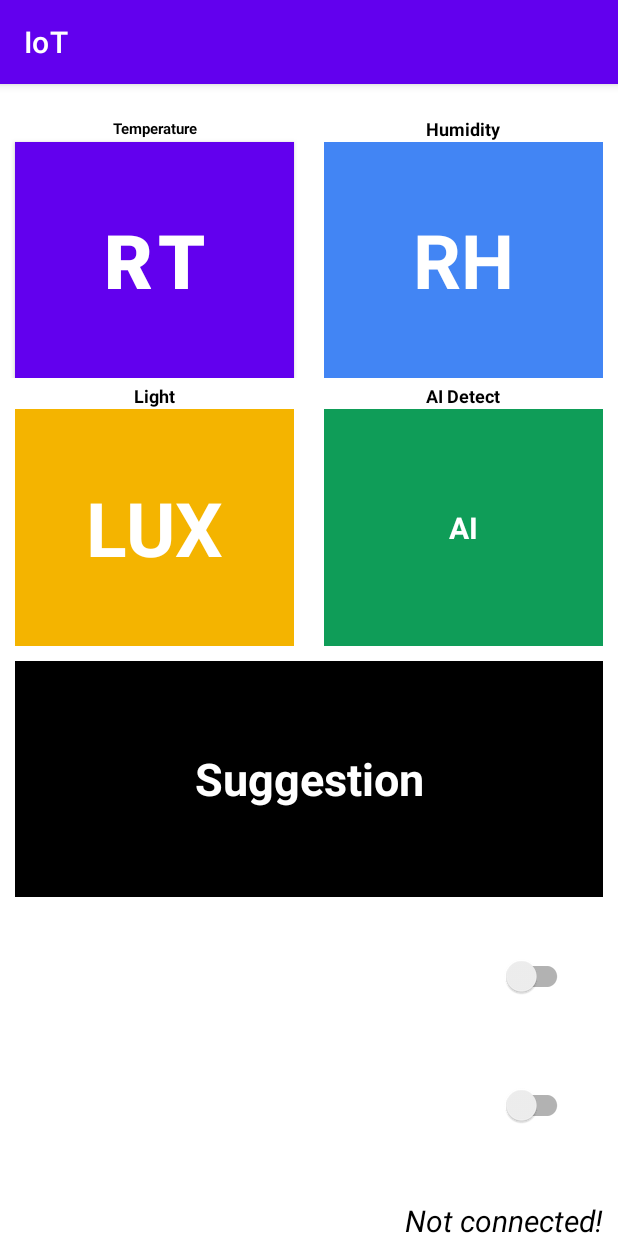
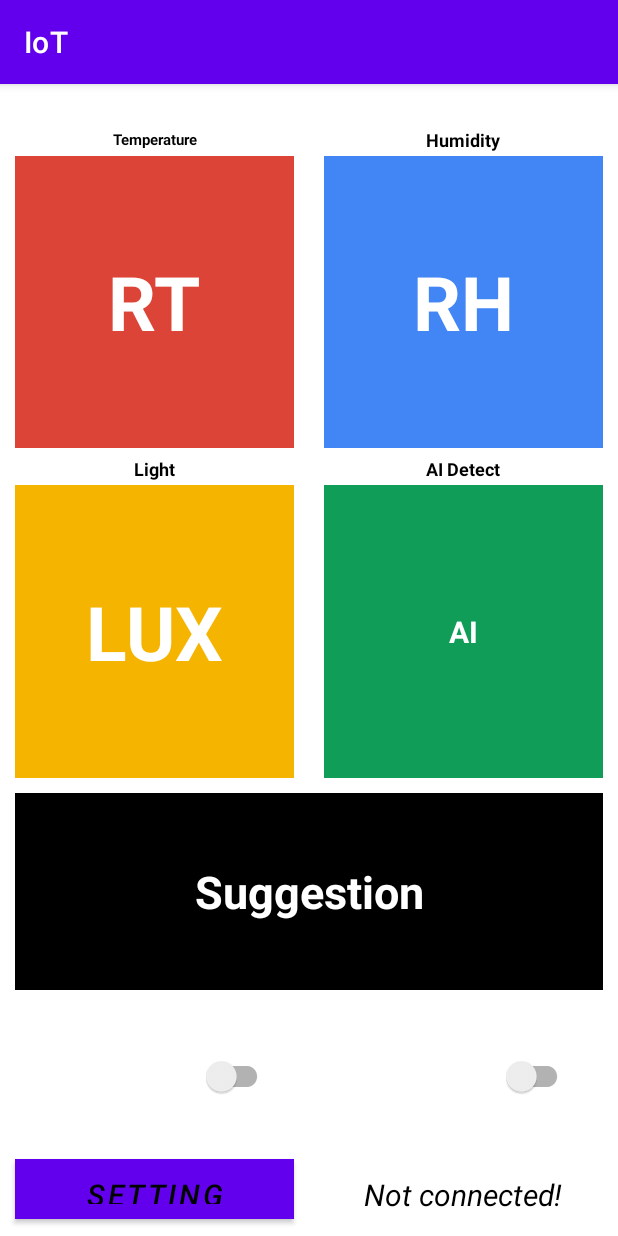
Before and after one commit to BinhNguyen2508/IoT_CH323_2270754, an Android app: the screen it shows after launch (MainActivity), on a phone screen of 412 x 824 dp. Run offline under Robolectric (Android 15) with nearby library versions, the phone set to English and light mode, and no system bars; libraries missing offline, so code that uses them is left out: com.github.angads25.toggle, org.eclipse.paho; plain views replace LabeledSwitch; 15 statements that could not run were skipped.

Commit message:
Update Android

```diff
--- a/IOT/app/src/main/java/bku/iot/iot/MQTTHelper.java
+++ b/IOT/app/src/main/java/bku/iot/iot/MQTTHelper.java
@@ -17,12 +17,33 @@
 
 public class MQTTHelper {
     public MqttAndroidClient mqttAndroidClient;
+//    final String username = "quocsang252";
+//    final String password = "";  // Sang
+    final String password = "";  // Bình
+    final String username = "nbinhsdh222";
+//    public final String[] arrayTopics = {
+//            username+"/feeds/ai",
+//            username+"/feeds/button1",
+//            username+"/feeds/button2",
+//            username+"/feeds/cambien1",
+//            username+"/feeds/cambien2",
+//            username+"/feeds/cambien3",
+//            username+"/feeds/signal",
+//            username+"/feeds/config"
+//    };  //Sang
 
-    public final String[] arrayTopics = {"nbinhsdh222/feeds/ai", "nbinhsdh222/feeds/button1", "nbinhsdh222/feeds/button2","nbinhsdh222/feeds/sensor1","nbinhsdh222/feeds/sensor2","nbinhsdh222/feeds/sensor3", "nbinhsdh222/feeds/signal"};
+    public final String[] arrayTopics = {
+            username+"/feeds/ai",
+            username+"/feeds/button1",
+            username+"/feeds/button2",
+            username+"/feeds/sensor1",
+            username+"/feeds/sensor2",
+            username+"/feeds/sensor3",
+            username+"/feeds/signal",
+            username+"/feeds/config"
+    };
 
     final String clientId = "iot2024";
-    final String username = "nbinhsdh222";
-    final String password = "";
 
     final String serverUri = "tcp://io.adafruit.com:1883";
 
--- a/IOT/app/src/main/java/bku/iot/iot/MainActivity.java
+++ b/IOT/app/src/main/java/bku/iot/iot/MainActivity.java
@@ -28,12 +28,16 @@
     public static String error_count = "0";
     public static boolean adaConnect = false;
 }
+
 public class MainActivity extends AppCompatActivity {
     MQTTHelper mqttHelper;
-    Button txtTemp;
-    TextView  txtH, txtL, txtA, txtAiSuggest, txtC;
+    Button btnSetting;
+    TextView  txtH, txtL, txtA, txtAiSuggest, txtC, txtTemp;
 //    txtAiSuggest
     LabeledSwitch btn1, btn2;
+
+//    String username = "quocsang252/feeds";
+    String username = "nbinhsdh222/feeds";
 
     @Override
     protected void onCreate(Bundle savedInstanceState) {
@@ -43,7 +47,7 @@
         txtH = findViewById(R.id.txtHumi);
         txtL = findViewById(R.id.txtLight);
         txtA = findViewById(R.id.txtAI);
-//        txtAiSuggest = findViewById(R.id.txtAISuggest);
+        btnSetting = findViewById(R.id.btnSetting);
         txtAiSuggest = findViewById(R.id.txtAiSuggest);
         btn1 = findViewById(R.id.btn1);
         btn2 = findViewById(R.id.btn2);
@@ -54,9 +58,9 @@
             @Override
             public void onSwitched(ToggleableView toggleableView, boolean isOn) {
                 if(isOn == true){
-                    sendDataMQTT("nbinhsdh222/feeds/button1","1");
+                    sendDataMQTT(username+"/button1","1");
                 }else{
-                    sendDataMQTT("nbinhsdh222/feeds/button2","0");
+                    sendDataMQTT(username+"/button2","0");
                 }
             }
         });
@@ -64,16 +68,16 @@
             @Override
             public void onSwitched(ToggleableView toggleableView, boolean isOn) {
                 if(isOn == true){
-                    sendDataMQTT("nbinhsdh222/feeds/button2","3");
+                    sendDataMQTT(username+"/button2","1");
                 }else{
-                    sendDataMQTT("nbinhsdh222/feeds/button2","2");
+                    sendDataMQTT(username+"/button2","0");
                 }
             }
         });
-        txtTemp.setOnClickListener(new View.OnClickListener() {
+        btnSetting.setOnClickListener(new View.OnClickListener() {
             @Override
             public void onClick(View view) {
-                Intent I = new Intent(MainActivity.this, linechart.class);
+                Intent I = new Intent(getApplicationContext(), SettingActivity.class);
                 startActivity(I);
             }
         });
@@ -103,7 +107,7 @@
                 if((signal.counter < 3)&&(signal.adaConnect)){
                     signal.counter = signal.counter + 1;
                     signal.sign = "0";
-                    sendDataMQTT("nbinhsdh222/feeds/signal","0");
+                    sendDataMQTT(username+"/signal","0");
                 }
 //                else{
 //                    if((!signal.adaConnect)&&(signal.counter<3)){
@@ -124,7 +128,7 @@
                 }
                 signal.adaConnect = true;
                 signal.sign = "0";
-                sendDataMQTT("nbinhsdh222/feeds/signal","0");
+                sendDataMQTT(username+"/signal","0");
             }
 
             @Override
@@ -155,11 +159,11 @@
                     btn1.setEnabled(false);
                     btn2.setEnabled(false);
                 }
-                if(topic.contains("cambien1")){
+                if(topic.contains("sensor1")){
                     txtTemp.setText(message.toString()+"\n"+"°C");
-                }else if(topic.contains("cambien2")){
+                }else if(topic.contains("sensor2")){
                     txtL.setText(message.toString()+"\n"+"LUX");
-                }else if(topic.contains("cambien3")){
+                }else if(topic.contains("sensor3")){
                     txtH.setText(message.toString()+"\n"+"%");
                 }else if(topic.contains("ai")){
                     if(message.toString().contains("Loại bệnh:")){
@@ -212,7 +216,7 @@
                 break;
             case 1:
                 String data = buffer.get(0);
-                sendDataMQTT("yourtopic", data);
+//                sendDataMQTT("yourtopic", data);
                 counter = 3; //3 seconds
                 status = 2;
                 ack_received = 0;
--- a/IOT/app/src/main/res/layout/activity_main.xml
+++ b/IOT/app/src/main/res/layout/activity_main.xml
@@ -34,7 +34,7 @@
                 android:textColor="#000000"
                 android:textSize="10dp"
                 android:textStyle="bold"/>
-            <Button
+            <TextView
                 android:id="@+id/txtTemp"
                 android:layout_width="match_parent"
                 android:layout_height="0dp"
@@ -100,6 +100,7 @@
                 android:textColor="#000000"
                 android:textSize="12dp"
                 android:textStyle="bold"/>
+
             <TextView
                 android:id="@+id/txtLight"
                 android:layout_width="match_parent"
@@ -150,7 +151,7 @@
     <TextView
         android:id="@+id/txtAiSuggest"
         android:layout_width="match_parent"
-        android:layout_height="92dp"
+        android:layout_height="50dp"
         android:layout_margin="10dp"
         android:layout_weight="15"
         android:background="#000000"
@@ -160,54 +161,78 @@
         android:textSize="30dp"
         android:textStyle="bold" />
 
+
+    <LinearLayout
+        android:layout_width="match_parent"
+        android:layout_height="45dp"
+        android:layout_weight="10">
+
         <com.github.angads25.toggle.widget.LabeledSwitch
             android:id="@+id/btn1"
-        android:layout_width="match_parent"
-        android:layout_height="0dp"
+            android:layout_width="364dp"
+            android:layout_height="75dp"
+            android:layout_marginLeft="30dp"
+            android:layout_marginTop="10dp"
+            android:layout_marginRight="30dp"
             android:layout_weight="15"
-        android:layout_marginLeft="30dp"
-        android:layout_marginRight="30dp"
-        android:layout_marginTop="10dp"
-        android:layout_marginBottom="10dp"
             android:textSize="30sp"
+            app:colorBorder="#DB4437"
+            app:colorOn="#DB4437"
             app:on="false"
-        app:textOff="Light Off"
-        app:textOn="Light On"
-        app:colorBorder="#DB4437"
-        app:colorOn="#DB4437"/>
+            app:textOff="Off"
+            app:textOn="On" />
+
         <com.github.angads25.toggle.widget.LabeledSwitch
             android:id="@+id/btn2"
             android:layout_width="match_parent"
-        android:layout_height="0dp"
+            android:layout_height="74dp"
+            android:layout_marginLeft="30dp"
+            android:layout_marginTop="10dp"
+            android:layout_marginRight="30dp"
             android:layout_weight="15"
-        android:layout_marginLeft="30dp"
-        android:layout_marginRight="30dp"
-        android:layout_marginTop="10dp"
-        android:layout_marginBottom="10dp"
             android:textSize="30sp"
+            app:colorBorder="#4285F4"
+            app:colorOn="#4285F4"
             app:on="false"
-        app:textOff="Pump Off"
-        app:textOn="Pump On"
-        app:colorOn="#4285F4"
-        app:colorBorder="#4285F4"/>
+            app:textOff="Off"
+            app:textOn="On" />
+
+    </LinearLayout>
+
     <LinearLayout
         android:layout_width="match_parent"
         android:layout_height="0dp"
         android:layout_weight="10">
+
+        <Button
+            android:id="@+id/btnSetting"
+            android:layout_width="match_parent"
+            android:layout_height="40dp"
+            android:layout_marginLeft="10dp"
+            android:layout_marginRight="10dp"
+            android:layout_weight="19"
+            android:background="#6FF41E"
+            android:gravity="center"
+            android:text="Setting"
+            android:textColor="#000000"
+            android:textSize="20dp"
+            android:textStyle="italic"
+
+            />
+
         <TextView
             android:id="@+id/txtCnt"
             android:layout_width="match_parent"
             android:layout_height="match_parent"
-            android:layout_weight="9"
+            android:layout_weight="19"
             android:background="#ffffff"
             android:text="Not connected!"
             android:textSize="20dp"
             android:textStyle="italic"
             android:textColor="#000000"
-            android:gravity="end"
+            android:gravity="center"
             android:layout_marginRight="10dp"
             android:layout_marginLeft="10dp"
-            android:layout_marginTop="20dp"
             />
     </LinearLayout>
 
```
Also changed, not shown: IOT/app/src/main/AndroidManifest.xml (+6 -1 lines), IOT/app/src/main/java/bku/iot/iot/SettingActivity.java (added, +95 -0 lines), IOT/app/src/main/res/layout/setting.xml (added, +328 -0 lines). Lines whose indentation alone changed are shown as unchanged.
